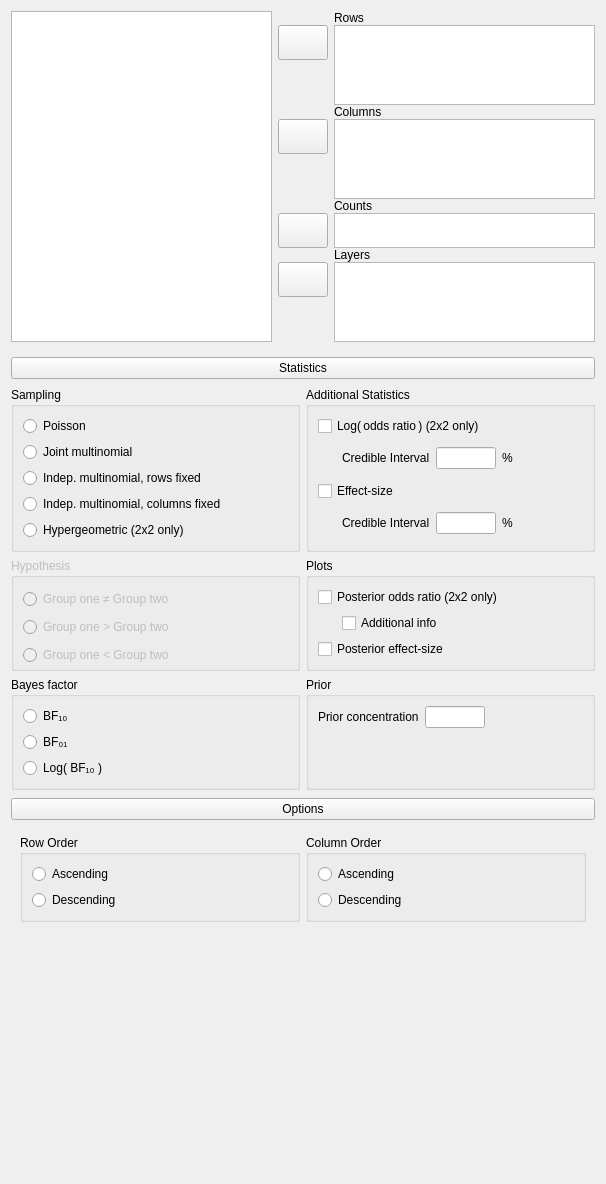
jasp-stats/jasp-desktop, file JASP-Desktop/analysisforms/contingencytablesbayesianform.ui: the form before one commit.
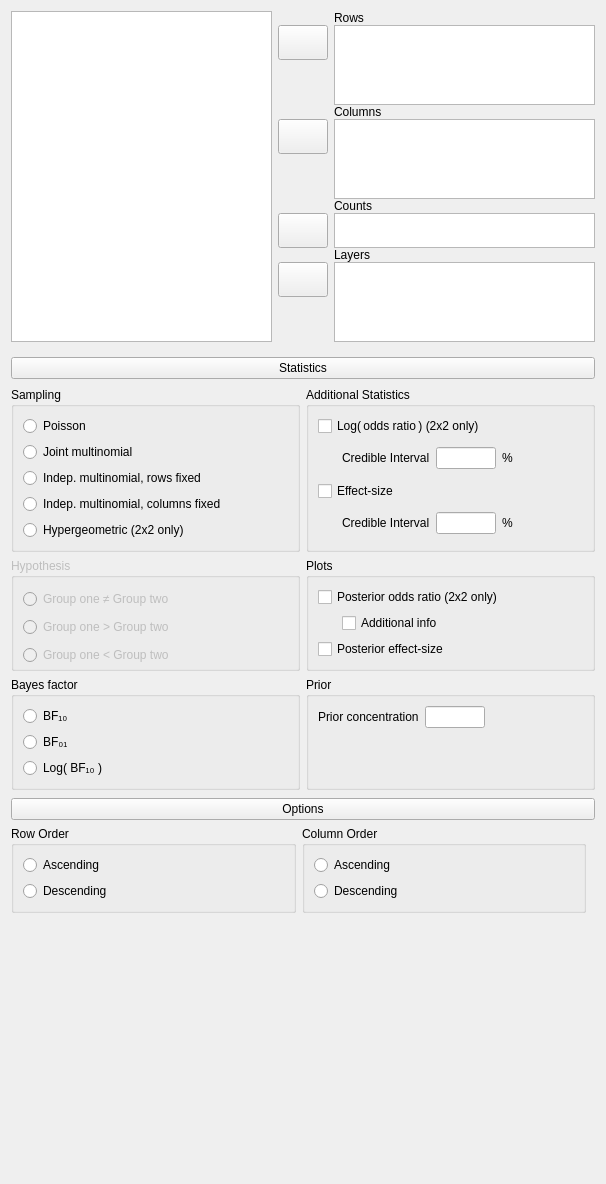
The form after the commit. Custom widgets are drawn as their Qt base class.

```diff
--- a/JASP-Desktop/analysisforms/contingencytablesbayesianform.ui
+++ b/JASP-Desktop/analysisforms/contingencytablesbayesianform.ui
@@ -746,6 +746,12 @@
       <item row="1" column="0" colspan="2">
        <widget class="QWidget" name="panelOptions" native="true">
         <layout class="QGridLayout" name="gridLayout_6">
+         <property name="leftMargin">
+          <number>0</number>
+         </property>
+         <property name="topMargin">
+          <number>0</number>
+         </property>
          <item row="0" column="0">
           <widget class="BoundGroupBox" name="rowOrder">
            <property name="title">
```
